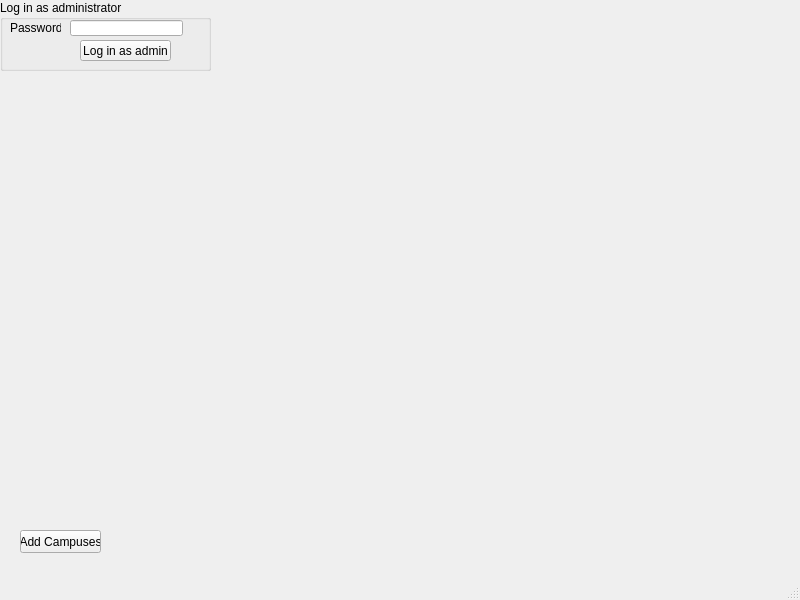
Before: the Qt Designer form CollegeTouring/mainwindow.ui in Ykhan799/CollegeTouringS21, drawn with Qt 5.
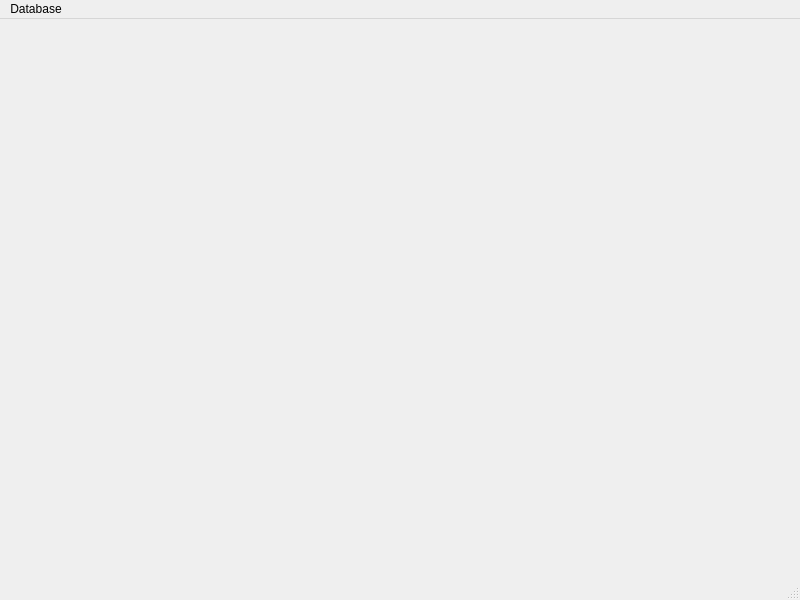
After: the same form once the commit is applied.

Diff of the .ui file:
```diff
--- a/CollegeTouring/mainwindow.ui
+++ b/CollegeTouring/mainwindow.ui
@@ -13,97 +13,23 @@
   <property name="windowTitle">
    <string>MainWindow</string>
   </property>
-  <widget class="QWidget" name="centralwidget">
-   <widget class="QPushButton" name="addCampusesButton">
-    <property name="enabled">
-     <bool>true</bool>
-    </property>
-    <property name="geometry">
-     <rect>
-      <x>20</x>
-      <y>530</y>
-      <width>81</width>
-      <height>23</height>
-     </rect>
-    </property>
-    <property name="text">
-     <string>Add Campuses</string>
-    </property>
-   </widget>
-   <widget class="QGroupBox" name="loginGroupBox">
-    <property name="geometry">
-     <rect>
-      <x>0</x>
-      <y>0</y>
-      <width>211</width>
-      <height>71</height>
-     </rect>
-    </property>
-    <property name="font">
-     <font>
-      <weight>50</weight>
-      <bold>false</bold>
-     </font>
-    </property>
-    <property name="title">
-     <string>Log in as administrator</string>
-    </property>
-    <widget class="QPushButton" name="loginButton">
-     <property name="geometry">
-      <rect>
-       <x>80</x>
-       <y>40</y>
-       <width>91</width>
-       <height>21</height>
-      </rect>
-     </property>
-     <property name="toolTip">
-      <string>&lt;html&gt;&lt;head/&gt;&lt;body&gt;&lt;p&gt;Attempt to log in as an administrator using the password entered above.&lt;/p&gt;&lt;/body&gt;&lt;/html&gt;</string>
-     </property>
-     <property name="text">
-      <string>Log in as admin</string>
-     </property>
-    </widget>
-    <widget class="QLabel" name="passwordLabel">
-     <property name="geometry">
-      <rect>
-       <x>10</x>
-       <y>20</y>
-       <width>51</width>
-       <height>16</height>
-      </rect>
-     </property>
-     <property name="text">
-      <string>Password:</string>
-     </property>
-    </widget>
-    <widget class="QLineEdit" name="passwordEntry">
-     <property name="geometry">
-      <rect>
-       <x>70</x>
-       <y>20</y>
-       <width>113</width>
-       <height>16</height>
-      </rect>
-     </property>
-     <property name="toolTip">
-      <string>&lt;html&gt;&lt;head/&gt;&lt;body&gt;&lt;p&gt;Enter an administrator password.&lt;/p&gt;&lt;/body&gt;&lt;/html&gt;</string>
-     </property>
-     <property name="echoMode">
-      <enum>QLineEdit::Password</enum>
-     </property>
-    </widget>
-   </widget>
-  </widget>
+  <widget class="QWidget" name="centralwidget"/>
   <widget class="QMenuBar" name="menubar">
    <property name="geometry">
     <rect>
      <x>0</x>
      <y>0</y>
      <width>800</width>
-     <height>21</height>
+     <height>25</height>
     </rect>
    </property>
+   <widget class="QMenu" name="menuDatabase">
+    <property name="title">
+     <string>Database</string>
+    </property>
+    <addaction name="actionOpen_Campus_Database"/>
+   </widget>
+   <addaction name="menuDatabase"/>
   </widget>
   <widget class="QStatusBar" name="statusbar"/>
  </widget>
```
Left out of the diff: 5 changed lines with no effect on the pictures.
